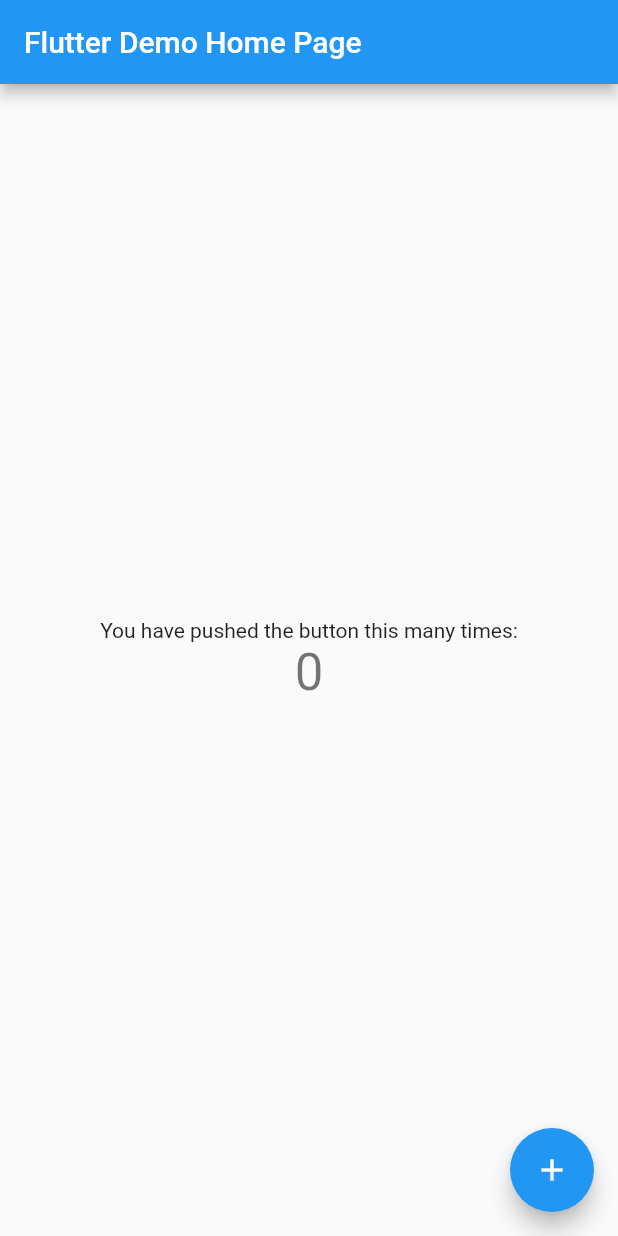
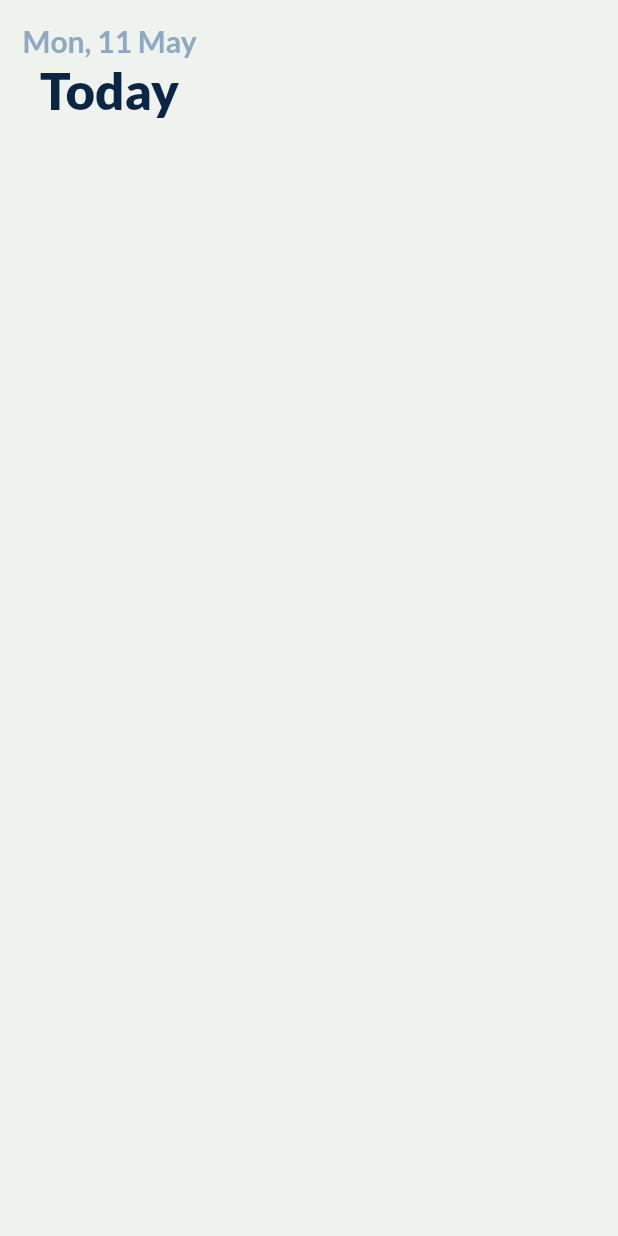
Before and after one commit to GustavoHen12/Elul, a Flutter app: the screen it shows after launch, on a phone screen of 412 x 824 dp. Run offline on Flutter 3.47's test engine with Material 2 defaults, Android fonts, the phone set to English and light mode, and no system bars; our stand-ins replace google_fonts.

Commit message:
inicia projeto

```diff
--- a/lib/main.dart
+++ b/lib/main.dart
@@ -1,111 +1,76 @@
 import 'package:flutter/material.dart';
+import 'package:google_fonts/google_fonts.dart';
+import 'package:intl/intl.dart';
+import 'package:intl/date_symbol_data_local.dart';
 
+//initializeDateFormatting('pt_BR', null);
 void main() => runApp(MyApp());
 
 class MyApp extends StatelessWidget {
-  // This widget is the root of your application.
   @override
   Widget build(BuildContext context) {
     return MaterialApp(
-      title: 'Flutter Demo',
       theme: ThemeData(
-        // This is the theme of your application.
-        //
-        // Try running your application with "flutter run". You'll see the
-        // application has a blue toolbar. Then, without quitting the app, try
-        // changing the primarySwatch below to Colors.green and then invoke
-        // "hot reload" (press "r" in the console where you ran "flutter run",
-        // or simply save your changes to "hot reload" in a Flutter IDE).
-        // Notice that the counter didn't reset back to zero; the application
-        // is not restarted.
         primarySwatch: Colors.blue,
       ),
-      home: MyHomePage(title: 'Flutter Demo Home Page'),
+      home: MyHomePage(),
     );
   }
 }
 
 class MyHomePage extends StatefulWidget {
-  MyHomePage({Key key, this.title}) : super(key: key);
-
-  // This widget is the home page of your application. It is stateful, meaning
-  // that it has a State object (defined below) that contains fields that affect
-  // how it looks.
-
-  // This class is the configuration for the state. It holds the values (in this
-  // case the title) provided by the parent (in this case the App widget) and
-  // used by the build method of the State. Fields in a Widget subclass are
-  // always marked "final".
-
-  final String title;
 
   @override
   _MyHomePageState createState() => _MyHomePageState();
 }
 
 class _MyHomePageState extends State<MyHomePage> {
-  int _counter = 0;
-
-  void _incrementCounter() {
-    setState(() {
-      // This call to setState tells the Flutter framework that something has
-      // changed in this State, which causes it to rerun the build method below
-      // so that the display can reflect the updated values. If we changed
-      // _counter without calling setState(), then the build method would not be
-      // called again, and so nothing would appear to happen.
-      _counter++;
-    });
-  }
 
   @override
   Widget build(BuildContext context) {
-    // This method is rerun every time setState is called, for instance as done
-    // by the _incrementCounter method above.
-    //
-    // The Flutter framework has been optimized to make rerunning build methods
-    // fast, so that you can just rebuild anything that needs updating rather
-    // than having to individually change instances of widgets.
     return Scaffold(
-      appBar: AppBar(
-        // Here we take the value from the MyHomePage object that was created by
-        // the App.build method, and use it to set our appbar title.
-        title: Text(widget.title),
-      ),
-      body: Center(
-        // Center is a layout widget. It takes a single child and positions it
-        // in the middle of the parent.
+      backgroundColor: Color.fromARGB(255, 238, 244, 237),
+      body: new SafeArea(
         child: Column(
-          // Column is also a layout widget. It takes a list of children and
-          // arranges them vertically. By default, it sizes itself to fit its
-          // children horizontally, and tries to be as tall as its parent.
-          //
-          // Invoke "debug painting" (press "p" in the console, choose the
-          // "Toggle Debug Paint" action from the Flutter Inspector in Android
-          // Studio, or the "Toggle Debug Paint" command in Visual Studio Code)
-          // to see the wireframe for each widget.
-          //
-          // Column has various properties to control how it sizes itself and
-          // how it positions its children. Here we use mainAxisAlignment to
-          // center the children vertically; the main axis here is the vertical
-          // axis because Columns are vertical (the cross axis would be
-          // horizontal).
-          mainAxisAlignment: MainAxisAlignment.center,
           children: <Widget>[
-            Text(
-              'You have pushed the button this many times:',
-            ),
-            Text(
-              '$_counter',
-              style: Theme.of(context).textTheme.display1,
-            ),
-          ],
-        ),
-      ),
-      floatingActionButton: FloatingActionButton(
-        onPressed: _incrementCounter,
-        tooltip: 'Increment',
-        child: Icon(Icons.add),
-      ), // This trailing comma makes auto-formatting nicer for build methods.
+            _buildHeader(),
+            //_buildGrid(),
+          ],)
+        )
     );
   }
+
+  Widget _buildHeader()
+  {
+    var date = DateTime.now();
+
+    String _day = 'Today';
+    String _date = DateFormat('E, d MMM').format(date);
+
+    return new Container(
+      margin: EdgeInsets.only(top:15, left: 15),
+      child: Column(
+        children: <Widget>[
+          Container(child:
+          Text(_date, style: GoogleFonts.lato(
+                      textStyle: TextStyle(
+                        fontWeight: FontWeight.w600,
+                        fontSize: 20,
+                        color: Color.fromARGB(255, 141, 169, 196))
+          ))),
+          Container( child:
+          Text(_day, style: GoogleFonts.lato(
+                      textStyle: TextStyle(
+                        fontWeight: FontWeight.w900,
+                        fontSize: 34,
+                        color: Color.fromARGB(255, 11, 37, 69))
+          )))
+        ],)
+    );
+  }
+
+  // Widget _buildGrid()
+  // {
+  //   return Container(child: Text('test'),);
+  // }
 }
--- /dev/null
+++ b/lib/widgets/sizeConfig.dart
@@ -0,0 +1,17 @@
+import 'package:flutter/material.dart';
+
+class SizeConfig {
+ static MediaQueryData _mediaQueryData;
+ static double screenWidth;
+ static double screenHeight;
+ static double blockSizeHorizontal;
+ static double blockSizeVertical;
+
+ void init(BuildContext context) {
+  _mediaQueryData = MediaQuery.of(context);
+  screenWidth = _mediaQueryData.size.width;
+  screenHeight = _mediaQueryData.size.height;
+  blockSizeHorizontal = screenWidth / 100;
+  blockSizeVertical = screenHeight / 100;
+ }
+}
--- a/pubspec.yaml
+++ b/pubspec.yaml
@@ -1,5 +1,5 @@
-name: elul
-description: A new Flutter project.
+name: Elul
+description: A new routine app.
 
 # The following defines the version and build number for your application.
 # A version number is three numbers separated by dots, like 1.2.43
@@ -19,6 +19,8 @@ environment:
 dependencies:
   flutter:
     sdk: flutter
+  google_fonts: "^1.1.0"
+  intl: "^0.16.0"
 
   # The following adds the Cupertino Icons font to your application.
   # Use with the CupertinoIcons class for iOS style icons.
```
Also changed, not shown: pubspec.lock, 1 other file.
